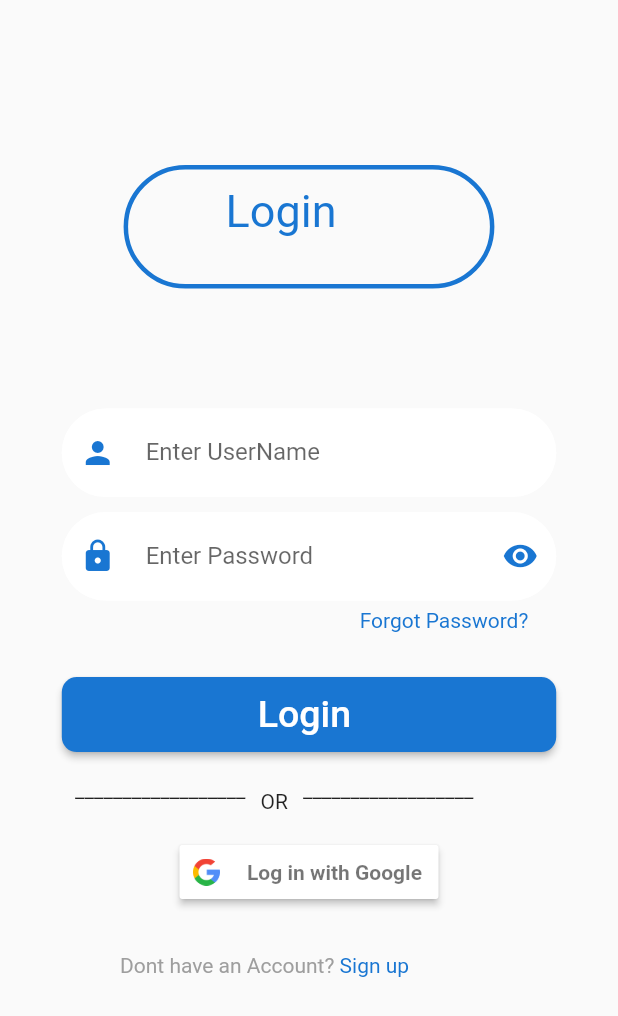
After one commit to chainfininity/MicroShieldApp, a Flutter app: the UserLogin screen opened by its route, on a phone screen of 412 x 824 dp. The commit adds this screen. Shown: the top 1016 px of the screen. Run offline on Flutter 3.47's test engine with Material 2 defaults, Android fonts, the phone set to English and light mode, and no system bars.

```diff
--- a/lib/main.dart
+++ b/lib/main.dart
@@ -3,6 +3,7 @@ import 'package:microshieldapp/screens/doclogin.dart';
 import 'package:microshieldapp/screens/docsignup.dart';
 import 'package:microshieldapp/screens/flashscreen.dart';
 import 'package:microshieldapp/screens/forgotpassword.dart';
+import 'package:microshieldapp/screens/userlogin.dart';
 import 'package:microshieldapp/screens/welcome.dart';
 
 void main() {
@@ -25,6 +26,7 @@ class _MicroShieldAppState extends State<MicroShieldApp> {
         '/welcome': (context) => Welcome(),
         '/doclogin': (context) => DocLogin(),
         '/docsignup': (context) => DocSignup(),
+        '/userlogin': (context) => UserLogin(),
         '/forgotpassword': (context) => ForgotPassword(),
       },
     );
--- a/lib/screens/forgotpassword.dart
+++ b/lib/screens/forgotpassword.dart
@@ -9,8 +9,81 @@ class ForgotPassword extends StatefulWidget {
 }
 
 class _ForgotPasswordState extends State<ForgotPassword> {
+  final _formkey = GlobalKey<FormState>();
   @override
   Widget build(BuildContext context) {
-    return Container();
+    return Material(
+      color: Colors.white,
+      child: Column(
+        children: [
+          Container(
+            margin: EdgeInsets.fromLTRB(0, 40, 0, 0),
+            child: Image.asset('lib/assets/images/forgotpwd.PNG'),
+          ),
+          Container(
+            child: Text(
+              'Forgot Password?',
+              style: TextStyle(
+                  color: Colors.blue.shade700,
+                  fontSize: 25,
+                  fontWeight: FontWeight.w500),
+            ),
+          ),
+          Container(
+            margin: EdgeInsets.fromLTRB(0, 5, 0, 0),
+            child: Text(
+              "Don't worry! It happens!",
+              style: TextStyle(
+                color: Colors.black54,
+                fontSize: 15,
+                //fontWeight: FontWeight.w500,
+              ),
+            ),
+          ),
+          SizedBox(
+            height: 30,
+          ),
+          Container(
+            width: MediaQuery.of(context).size.width * .80,
+            child: TextFormField(
+              // onChanged: (val) {
+              //   name = val;
+              // },
+              decoration: InputDecoration(
+                  prefixIcon: Icon(
+                    Icons.mail,
+                    color: Colors.blue.shade700,
+                  ),
+                  labelText: "  Enter Email",
+                  fillColor: Colors.white,
+                  filled: true,
+                  enabledBorder: OutlineInputBorder(
+                      borderSide: BorderSide(color: Colors.white),
+                      borderRadius: BorderRadius.circular(50))),
+            ),
+          ),
+          SizedBox(
+            height: 50,
+          ),
+          Container(
+            width: MediaQuery.of(context).size.width * .8,
+            height: 50,
+            child: ElevatedButton(
+              style: ElevatedButton.styleFrom(
+                  primary: Colors.blue.shade700,
+                  shape: RoundedRectangleBorder(
+                      borderRadius: BorderRadius.circular(10))),
+              child: Text(
+                'Submit ',
+                style: TextStyle(
+                  fontSize: 25,
+                ),
+              ),
+              onPressed: () {},
+            ),
+          ),
+        ],
+      ),
+    );
   }
 }
--- /dev/null
+++ b/lib/screens/userlogin.dart
@@ -0,0 +1,238 @@
+import 'package:flutter/material.dart';
+import 'package:flutter/foundation.dart';
+
+class UserLogin extends StatefulWidget {
+  const UserLogin({Key? key}) : super(key: key);
+
+  @override
+  State<UserLogin> createState() => _UserLoginState();
+}
+
+class _UserLoginState extends State<UserLogin> {
+  final _formkey = GlobalKey<FormState>();
+  @override
+  Widget build(BuildContext context) {
+    return Material(
+      child: Column(
+        children: [
+          Stack(
+            children: [
+              Container(
+                margin: EdgeInsets.fromLTRB(0, 110, 0, 0),
+                //color: Colors.amber,
+                decoration: BoxDecoration(
+                  border: Border.all(width: 3, color: Colors.blue.shade700),
+                  //color: Colors.blue[700],
+                  borderRadius: BorderRadius.all(Radius.circular(50)),
+                ),
+                width: MediaQuery.of(context).size.width * 0.6,
+                height: MediaQuery.of(context).size.height * 0.1,
+                padding: EdgeInsets.fromLTRB(65, 10, 5, 0),
+                child: Text(
+                  'Login',
+                  style: TextStyle(color: Colors.blue.shade700, fontSize: 30),
+                ),
+              ),
+            ],
+          ),
+          SizedBox(
+            height: 60,
+          ),
+          Container(
+            child: Form(
+                key: _formkey,
+                child: Column(
+                  children: [
+                    SizedBox(
+                      height: 20,
+                    ),
+                    Container(
+                      /*  decoration: BoxDecoration(boxShadow: [
+                              BoxShadow(
+                                color: Colors.grey,
+                                blurRadius: 20,
+                                offset: const Offset(0, 20),
+                              )
+                            ]),*/
+                      width: MediaQuery.of(context).size.width * .80,
+                      child: TextFormField(
+                        // onChanged: (val) {
+                        //   name = val;
+                        // },
+                        decoration: InputDecoration(
+                            prefixIcon: Icon(
+                              Icons.person,
+                              color: Colors.blue.shade700,
+                            ),
+                            labelText: "  Enter UserName",
+                            fillColor: Colors.white,
+                            filled: true,
+                            enabledBorder: OutlineInputBorder(
+                                borderSide: BorderSide(color: Colors.white),
+                                borderRadius: BorderRadius.circular(50))),
+                      ),
+                    ),
+                    SizedBox(
+                      height: 10,
+                    ),
+                    Container(
+                      /* decoration: BoxDecoration(boxShadow: [
+                              BoxShadow(
+                                color: Colors.blueAccent,
+                                blurRadius: 20,
+                                offset: const Offset(0, 20),
+                              )
+                            ]),*/
+                      width: MediaQuery.of(context).size.width * .80,
+                      child: TextFormField(
+                        obscureText: true,
+                        //onChanged: (){},
+                        decoration: InputDecoration(
+                            prefixIcon: Icon(
+                              Icons.lock,
+                              color: Colors.blue.shade700,
+                            ),
+                            suffixIcon: Icon(
+                              Icons.remove_red_eye,
+                              color: Colors.blue.shade700,
+                            ),
+                            labelText: "  Enter Password",
+                            fillColor: Colors.white,
+                            filled: true,
+                            enabledBorder: OutlineInputBorder(
+                                borderSide: BorderSide(color: Colors.white),
+                                borderRadius: BorderRadius.circular(50))),
+                      ),
+                    ),
+                    Container(
+                        margin: EdgeInsets.fromLTRB(180, 5, 0, 0),
+                        child: new InkWell(
+                          child: Text(
+                            "Forgot Password?",
+                            style: TextStyle(color: Colors.blue.shade700),
+                          ),
+                          onTap: () =>
+                              Navigator.pushNamed(context, '/forgotpassword'),
+                        )),
+                  ],
+                )),
+          ),
+          SizedBox(
+            height: 30,
+          ),
+          Container(
+            /*decoration: BoxDecoration(boxShadow: [
+                    BoxShadow(
+                      color: Colors.grey,
+                      blurRadius: 20,
+                      offset: const Offset(0, 20),
+                    )
+                  ]),*/
+            width: MediaQuery.of(context).size.width * .8,
+            height: 50,
+            child: ElevatedButton(
+              style: ElevatedButton.styleFrom(
+                  primary: Colors.blue.shade700,
+                  shape: RoundedRectangleBorder(
+                      borderRadius: BorderRadius.circular(10))),
+              child: Text(
+                'Login ',
+                style: TextStyle(
+                  fontSize: 25,
+                ),
+              ),
+              onPressed: () {
+                //Navigator.pushReplacement(context, '/home');
+                //Navigator.pushNamed(context, '/home');
+              },
+            ),
+          ),
+          SizedBox(
+            height: 10,
+          ),
+          Row(
+            children: [
+              Container(
+                margin: EdgeInsets.fromLTRB(50, 0, 0, 0),
+                //color: Colors.amber,
+                child: Text('__________________'),
+              ),
+              Container(
+                margin: EdgeInsets.fromLTRB(10, 15, 10, 0),
+                //color: Colors.amber,
+                child: Text('OR'),
+              ),
+              Container(
+                //color: Colors.amber,
+                child: Text('__________________'),
+              ),
+            ],
+          ),
+          SizedBox(
+            height: 10,
+          ),
+          Container(
+            margin: EdgeInsets.fromLTRB(30.0, 5.0, 30.0, 5.0),
+            // ignore: deprecated_member_use
+            child: RaisedButton(
+                padding: EdgeInsets.all(1.0),
+                color: const Color(0xffffffff),
+                onPressed: () async {
+                  // _signInWithGoogle();
+                },
+                child: Row(
+                  mainAxisSize: MainAxisSize.min,
+                  children: <Widget>[
+                    Container(
+                      padding: EdgeInsets.all(8.0),
+                      decoration: BoxDecoration(
+                        color: Colors.white,
+                      ),
+                      child: Image.asset(
+                        'lib/assets/images/googleLogo.png',
+                        height: 18.0,
+                      ),
+                    ),
+                    Container(
+                        padding: EdgeInsets.only(left: 10.0, right: 10.0),
+                        child: new Text(
+                          "Log in with Google",
+                          style: TextStyle(
+                              color: Colors.black54,
+                              fontWeight: FontWeight.bold),
+                        )),
+                  ],
+                )),
+          ),
+          SizedBox(
+            height: 25,
+          ),
+          Container(
+            child: Row(
+              children: [
+                Container(
+                  margin: EdgeInsets.fromLTRB(80, 0, 0, 50),
+                  child: Text(
+                    "Dont have an Account?",
+                    style: TextStyle(
+                      color: Colors.grey,
+                    ),
+                  ),
+                ),
+                Container(
+                    margin: EdgeInsets.fromLTRB(0, 0, 0, 50),
+                    child: new InkWell(
+                      child: Text(
+                        " Sign up",
+                        style: TextStyle(color: Colors.blue.shade700),
+                      ),
+                      onTap: () => Navigator.pushNamed(context, '/docsignup'),
+                    )),
+              ],
+            ),
+          ),
+        ],
+      ),
+    );
+  }
+}
--- a/lib/screens/welcome.dart
+++ b/lib/screens/welcome.dart
@@ -52,7 +52,9 @@ class _WelcomeState extends State<Welcome> {
               child: IconButton(
                 icon: Image.asset('lib/assets/images/userLogin.PNG'),
                 iconSize: 50,
-                onPressed: () {},
+                onPressed: () {
+                  Navigator.pushNamed(context, '/userlogin');
+                },
               ),
             ),
           ],
```
Also changed, not shown: lib/assets/images/forgotpwd.PNG (added).
